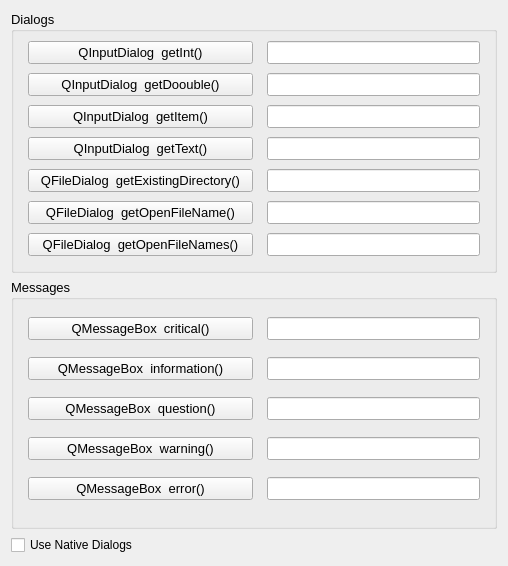
Above: forms/dialogs.ui from copperspice/kitchensink before the change. Below: the same form after it.
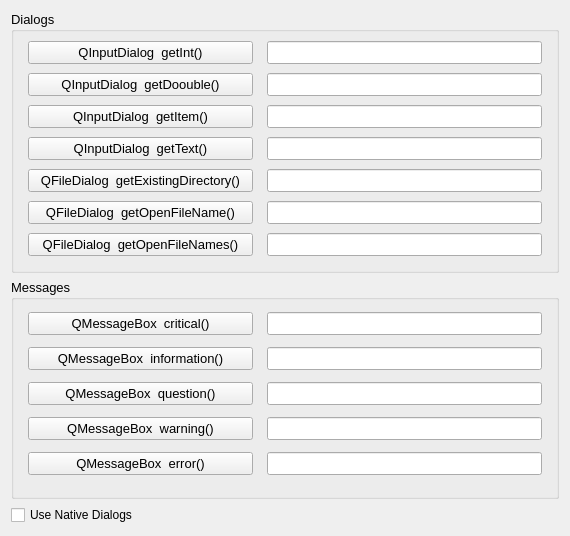
That is the form after the change.

Diff of the .ui file:
```diff
--- a/forms/dialogs.ui
+++ b/forms/dialogs.ui
@@ -6,8 +6,8 @@
    <rect>
     <x>0</x>
     <y>0</y>
-    <width>508</width>
-    <height>566</height>
+    <width>564</width>
+    <height>536</height>
    </rect>
   </property>
   <property name="windowTitle">
@@ -56,7 +56,14 @@
        </widget>
       </item>
       <item row="0" column="1">
-       <widget class="QLineEdit" name="integer_lineEdit"/>
+       <widget class="QLineEdit" name="integer_lineEdit">
+        <property name="minimumSize">
+         <size>
+          <width>275</width>
+          <height>0</height>
+         </size>
+        </property>
+       </widget>
       </item>
       <item row="1" column="0">
        <widget class="QPushButton" name="double_pushButton">
@@ -227,7 +234,14 @@
        </widget>
       </item>
       <item row="0" column="1">
-       <widget class="QLineEdit" name="critical_lineEdit"/>
+       <widget class="QLineEdit" name="critical_lineEdit">
+        <property name="minimumSize">
+         <size>
+          <width>275</width>
+          <height>0</height>
+         </size>
+        </property>
+       </widget>
       </item>
       <item row="2" column="0">
        <widget class="QPushButton" name="quest_pushButton">
```
